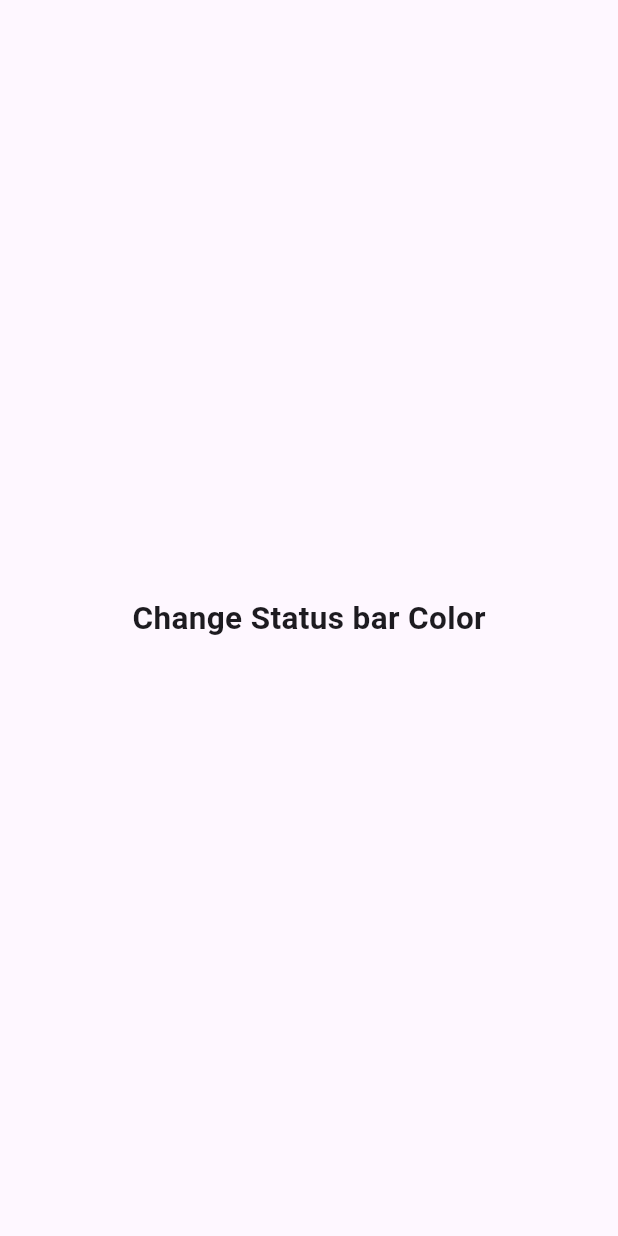
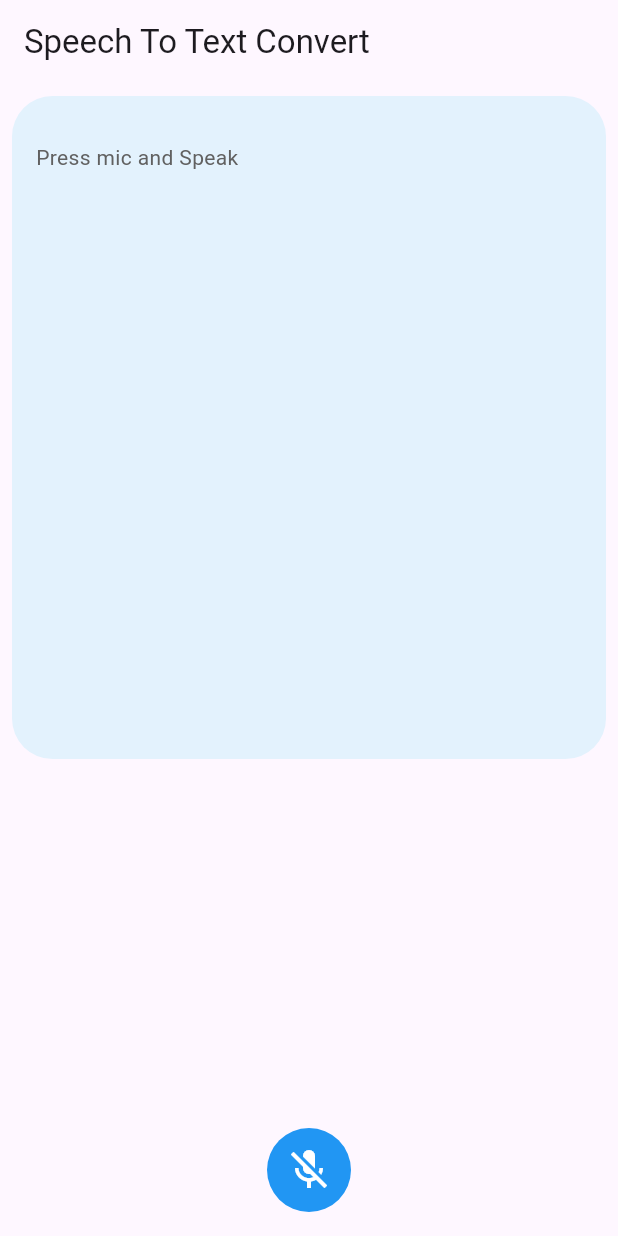
Before and after one commit to rahulkumardev24/flutter_all_widgets, a Flutter app: the screen it shows after launch, on a phone screen of 412 x 824 dp. Run offline on Flutter 3.47's test engine with Material 3 defaults, Android fonts, the phone set to English and light mode, and no system bars; our stand-ins replace carousel_slider, curved_navigation_bar, flutter_expandable_fab, flutter_tts, shared_preferences, speech_to_text and 1 more.

Commit message:
speech to text

```diff
--- a/lib/main.dart
+++ b/lib/main.dart
@@ -1,10 +1,10 @@
 import 'package:flutter/material.dart';
 import 'package:flutter/services.dart';
-import 'package:flutter_all_concept/hello_world_screen.dart';
+import 'package:flutter_all_concept/speechToText/speech_to_text_screen.dart';
 
 void main() {
   WidgetsFlutterBinding.ensureInitialized();
-  SystemChrome.setSystemUIOverlayStyle(SystemUiOverlayStyle(
+  SystemChrome.setSystemUIOverlayStyle(const SystemUiOverlayStyle(
       statusBarColor: Colors.orangeAccent,
       statusBarBrightness: Brightness.light,
       statusBarIconBrightness: Brightness.dark));
@@ -23,6 +23,6 @@
           colorScheme: ColorScheme.fromSeed(seedColor: Colors.deepPurple),
           useMaterial3: true,
         ),
-        home: const HelloWorldScreen());
+        home: const SpeechToTextScreen());
   }
 }
--- /dev/null
+++ b/lib/speechToText/speech_to_text_screen.dart
@@ -0,0 +1,98 @@
+import 'package:flutter/material.dart';
+import 'package:speech_to_text/speech_to_text.dart';
+
+class SpeechToTextScreen extends StatefulWidget {
+  const SpeechToTextScreen({super.key});
+
+  @override
+  State<SpeechToTextScreen> createState() => _SpeechToTextScreenState();
+}
+
+class _SpeechToTextScreenState extends State<SpeechToTextScreen> {
+  final SpeechToText _speechToText = SpeechToText();
+  bool _isReady = false;
+  final TextEditingController _textController = TextEditingController();
+
+  @override
+  void initState() {
+    super.initState();
+    _initSpeech();
+  }
+
+  /// init speech
+  void _initSpeech() async {
+    _isReady = await _speechToText.initialize();
+    setState(() {});
+  }
+
+  /// Start Listening
+  void _startListening() async {
+    if (_isReady) {
+      setState(() {
+        _textController.text = "";
+      });
+      await _speechToText.listen(onResult: (result) {
+        setState(() {
+          _textController.text = result.recognizedWords;
+        });
+      });
+    }
+  }
+
+  /// Stop Listening
+  void _stopListening() async {
+    await _speechToText.stop();
+    setState(() {});
+  }
+
+  @override
+  Widget build(BuildContext context) {
+    return Scaffold(
+      /// ------ Appbar ----- ///
+      appBar: AppBar(
+        title: const Text("Speech To Text Convert"),
+      ),
+
+      /// -------------- Floating Action Button ------------------- ///
+      floatingActionButtonLocation: FloatingActionButtonLocation.centerFloat,
+      floatingActionButton: FloatingActionButton(
+        elevation: 0,
+        onPressed: () {
+          _speechToText.isListening ? _stopListening() : _startListening();
+        },
+        backgroundColor: Colors.blue,
+        foregroundColor: Colors.white,
+        shape: RoundedRectangleBorder(
+            borderRadius: BorderRadiusGeometry.circular(100)),
+        child: Icon(
+          _speechToText.isListening ? Icons.mic : Icons.mic_off,
+          size: 32,
+        ),
+      ),
+
+      /// ----------------  Body -------------------- ///
+      body: Column(
+        children: [
+          Padding(
+            padding: const EdgeInsets.all(8.0),
+            child: TextField(
+              controller: _textController,
+              maxLines: 10,
+              style: TextStyle(fontSize: 27, color: Colors.grey.shade800),
+              decoration: InputDecoration(
+                  hint: Text(
+                    "Press mic and Speak",
+                    style: TextStyle(color: Colors.grey.shade700),
+                  ),
+                  filled: true,
+                  fillColor: Colors.blue.shade50,
+                  border: OutlineInputBorder(
+                      borderRadius: BorderRadius.circular(27),
+                      borderSide: BorderSide.none)),
+            ),
+          )
+        ],
+      ),
+    );
+  }
+}
--- a/pubspec.yaml
+++ b/pubspec.yaml
@@ -36,8 +36,11 @@
   # Use with the CupertinoIcons class for iOS style icons.
   cupertino_icons: ^1.0.8
 
-# Add tis dependency
+# text to speech
   flutter_tts: ^4.2.3
+
+#  Speech to text
+  speech_to_text: ^7.3.0
 
   curved_navigation_bar: ^1.0.6
   carousel_slider: ^5.0.0
```
Also changed, not shown: pubspec.lock, 4 other files.
